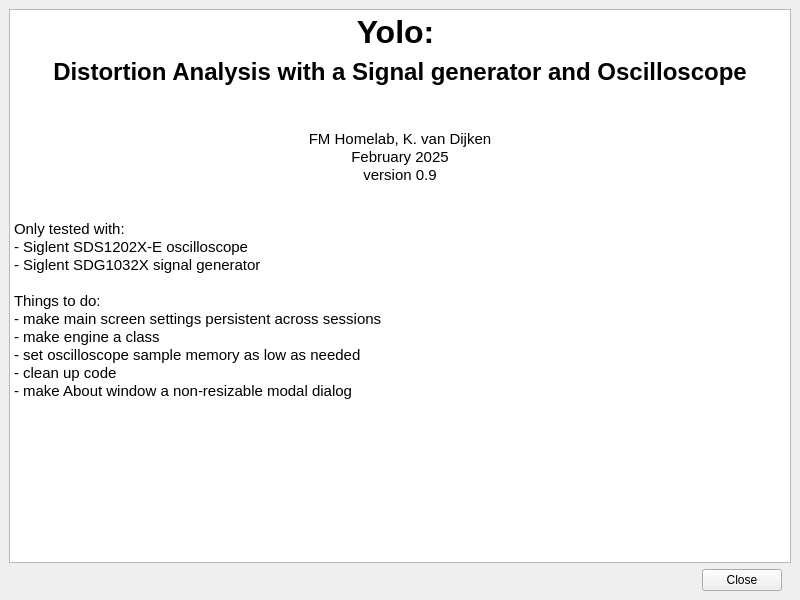
The window that about.ui (kvdijken/yolo) describes before a commit, drawn with Qt 5.
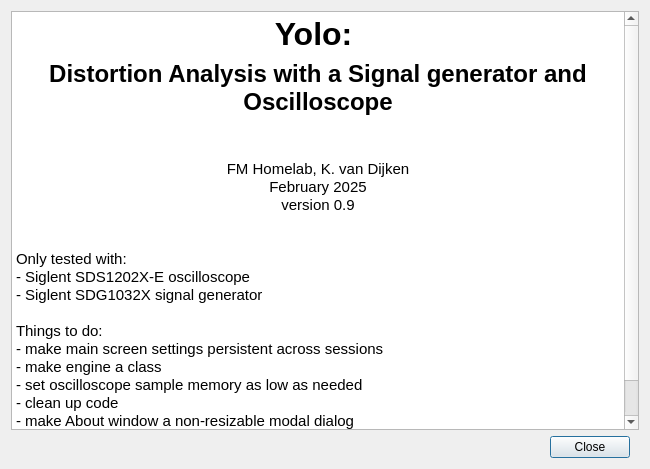
The same window after the commit.

Commit message: About dialog now modal

What changed in the file:
```diff
--- a/about.ui
+++ b/about.ui
@@ -1,19 +1,18 @@
 <?xml version="1.0" encoding="UTF-8"?>
 <ui version="4.0">
- <class>MainWindow</class>
- <widget class="QMainWindow" name="MainWindow">
+ <class>Dialog</class>
+ <widget class="QDialog" name="Dialog">
   <property name="geometry">
    <rect>
     <x>0</x>
     <y>0</y>
-    <width>800</width>
-    <height>600</height>
+    <width>650</width>
+    <height>469</height>
    </rect>
   </property>
   <property name="windowTitle">
    <string>About</string>
   </property>
-  <widget class="QWidget" name="centralwidget">
    <layout class="QVBoxLayout" name="verticalLayout">
     <item>
      <widget class="QTextEdit" name="textEdit">
@@ -122,7 +121,6 @@
     </item>
    </layout>
   </widget>
- </widget>
  <resources/>
  <connections>
   <connection>
```
Left out of the diff: 12 changed lines with no effect on the pictures. Lines whose indentation alone changed are shown as unchanged.
